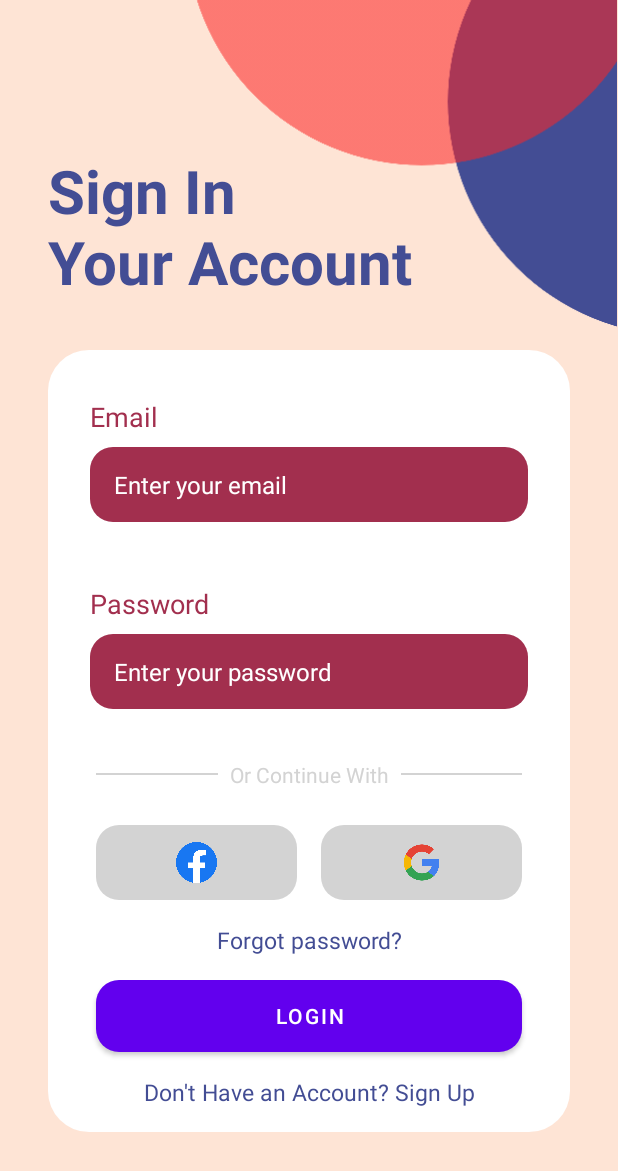
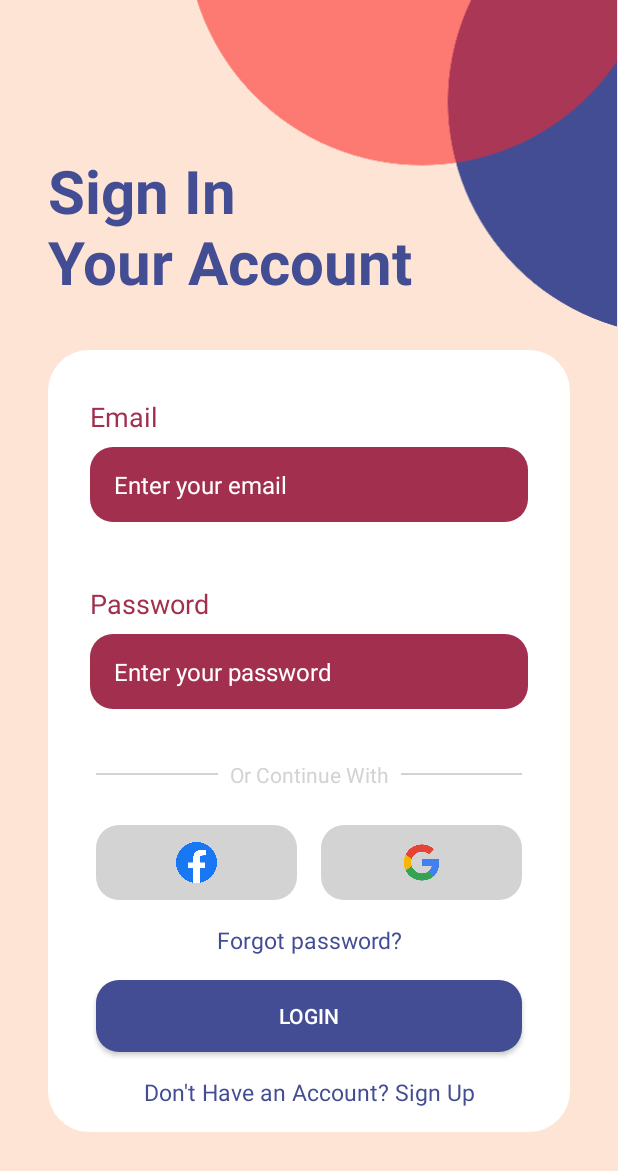
Before and after one commit to Mike-205/VaziSmart, an Android app: the SignInActivity screen opened directly, with no data from a screen before it, on a phone screen of 412 x 824 dp. Shown: the top 1171 px of the screen. Run offline under Robolectric (Android 15) with nearby library versions, the phone set to English and light mode, and no system bars.

Commit message:
edited themes and sign in xml

```diff
--- a/app/src/main/AndroidManifest.xml
+++ b/app/src/main/AndroidManifest.xml
@@ -14,7 +14,7 @@
         tools:targetApi="31" >
         <activity
             android:name=".Activity.SignInActivity"
-            android:exported="false" />
+            android:exported="true" />
         <activity
             android:name=".Activity.IntroActivity"
             android:exported="true" >
--- a/app/src/main/res/layout/activity_sign_in.xml
+++ b/app/src/main/res/layout/activity_sign_in.xml
@@ -191,6 +191,7 @@
                     android:layout_width="match_parent"
                     android:layout_height="wrap_content"
                     android:text="Login"
+                    android:textColor="@color/white"
                     android:layout_marginTop="16dp"
                     android:layout_marginStart="32dp"
                     android:layout_marginEnd="32dp"
--- a/app/src/main/res/values-night/themes.xml
+++ b/app/src/main/res/values-night/themes.xml
@@ -1,16 +1,6 @@
 <resources xmlns:tools="http://schemas.android.com/tools">
-    <!-- Base application theme. -->
-    <style name="Theme.VaziSmart" parent="Theme.MaterialComponents.DayNight.DarkActionBar">
-        <!-- Primary brand color. -->
-        <item name="colorPrimary">@color/purple_200</item>
-        <item name="colorPrimaryVariant">@color/purple_700</item>
-        <item name="colorOnPrimary">@color/black</item>
-        <!-- Secondary brand color. -->
-        <item name="colorSecondary">@color/teal_200</item>
-        <item name="colorSecondaryVariant">@color/teal_200</item>
-        <item name="colorOnSecondary">@color/black</item>
-        <!-- Status bar color. -->
-        <item name="android:statusBarColor">?attr/colorPrimaryVariant</item>
-        <!-- Customize your theme here. -->
+    <style name="Theme.VaziSmart" parent="Theme.AppCompat.NoActionBar">
+        <item name="android:windowNoTitle">true</item>
+        <item name="android:windowActionBar">false</item>
     </style>
 </resources>
--- a/app/src/main/res/values/colors.xml
+++ b/app/src/main/res/values/colors.xml
@@ -7,8 +7,10 @@
     <color name="teal_700">#FF018786</color>
     <color name="black">#FF000000</color>
     <color name="white">#FFFFFFFF</color>
-    <color name="background">#FEE4D5</color>
-    <color name="blue">#434D94</color>
-    <color name="maroon">#a22f4e</color>
-    <color name="light_grey">#D3D3D3</color>
+    <color name="background">#FFFEE4D5</color>
+    <color name="blue">#FF434D94</color>
+    <color name="maroon">#FFa22f4e</color>
+    <color name="light_grey">#FFD3D3D3</color>
+    <color name="maroon_with_A_hint">#FF9b2323</color>
+    <color name="transparent">#00FFFFFF</color>
 </resources>
--- a/app/src/main/res/values/strings.xml
+++ b/app/src/main/res/values/strings.xml
@@ -1,3 +1,4 @@
 <resources>
     <string name="app_name">VaziSmart</string>
+
 </resources>
--- a/app/src/main/res/values/themes.xml
+++ b/app/src/main/res/values/themes.xml
@@ -1,16 +1,7 @@
 <resources xmlns:tools="http://schemas.android.com/tools">
     <!-- Base application theme. -->
-    <style name="Theme.VaziSmart" parent="Theme.MaterialComponents.DayNight.DarkActionBar">
-        <!-- Primary brand color. -->
-        <item name="colorPrimary">@color/purple_500</item>
-        <item name="colorPrimaryVariant">@color/purple_700</item>
-        <item name="colorOnPrimary">@color/white</item>
-        <!-- Secondary brand color. -->
-        <item name="colorSecondary">@color/teal_200</item>
-        <item name="colorSecondaryVariant">@color/teal_700</item>
-        <item name="colorOnSecondary">@color/black</item>
-        <!-- Status bar color. -->
-        <item name="android:statusBarColor">?attr/colorPrimaryVariant</item>
-        <!-- Customize your theme here. -->
+    <style name="Theme.VaziSmart" parent="Theme.AppCompat.NoActionBar">
+        <item name="android:windowNoTitle">true</item>
+        <item name="android:windowActionBar">false</item>
     </style>
 </resources>
```
